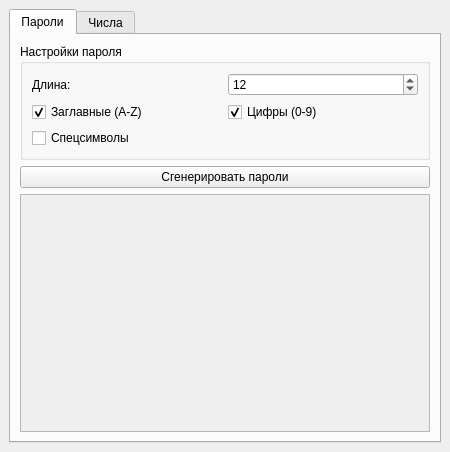
Above: mainwindow.ui from nizi52/passwordiki-generator before the change. Below: the same form after it.
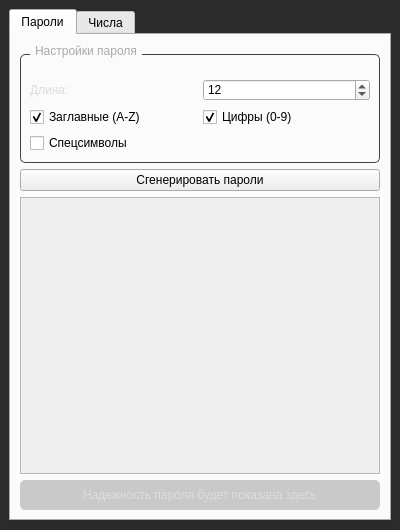
That is the form after the change.

Patch:
```diff
--- a/mainwindow.ui
+++ b/mainwindow.ui
@@ -6,12 +6,35 @@
    <rect>
     <x>0</x>
     <y>0</y>
-    <width>450</width>
-    <height>452</height>
+    <width>400</width>
+    <height>530</height>
    </rect>
   </property>
   <property name="windowTitle">
-   <string>Генератор паролей и чисел</string>
+   <string>Генератор паролей</string>
+  </property>
+  <property name="styleSheet">
+   <string notr="true">
+        QMainWindow {
+          background-color: #2b2b2b;
+          color: white;
+        }
+        QGroupBox {
+          border: 1px solid #444;
+          border-radius: 5px;
+          margin-top: 10px;
+          padding-top: 15px;
+        }
+        QGroupBox::title {
+          subcontrol-origin: margin;
+          left: 10px;
+          padding: 0 3px;
+          color: #aaa;
+        }
+        QLabel {
+          color: #ddd;
+        }
+      </string>
   </property>
   <widget class="QWidget" name="centralWidget">
    <layout class="QVBoxLayout" name="verticalLayout">
@@ -93,28 +116,46 @@
           <property name="widgetResizable">
            <bool>true</bool>
           </property>
-          <property name="alignment">
-           <set>Qt::AlignmentFlag::AlignTop</set>
-          </property>
           <widget class="QWidget" name="scrollAreaWidgetContents">
            <property name="geometry">
             <rect>
              <x>0</x>
              <y>0</y>
-             <width>400</width>
-             <height>228</height>
+             <width>350</width>
+             <height>215</height>
             </rect>
            </property>
+           <layout class="QVBoxLayout" name="verticalLayout_3"/>
           </widget>
          </widget>
         </item>
+        <item>
+         <widget class="QLabel" name="passwordStrengthLabel">
+          <property name="styleSheet">
+           <string notr="true">
+                        background: rgba(0,0,0,0.2);
+                        border-radius: 5px;
+                        padding: 8px;
+                      </string>
+          </property>
+          <property name="text">
+           <string>Надежность пароля будет показана здесь</string>
+          </property>
+          <property name="alignment">
+           <set>Qt::AlignmentFlag::AlignCenter</set>
+          </property>
+          <property name="wordWrap">
+           <bool>true</bool>
+          </property>
+         </widget>
+        </item>
        </layout>
       </widget>
       <widget class="QWidget" name="randomNumberTab">
        <attribute name="title">
         <string>Числа</string>
        </attribute>
-       <layout class="QVBoxLayout" name="verticalLayout_3">
+       <layout class="QVBoxLayout" name="verticalLayout_4">
         <item>
          <widget class="QGroupBox" name="numberSettingsGroupBox">
           <property name="title">
```
Left out of the diff: 9 changed lines with no effect on the pictures.
